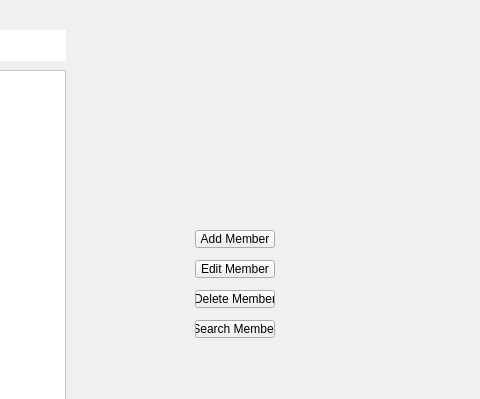
Before: the Qt Designer form CS1CGroupProject/editmember.ui in IamFyrus/CS1C, drawn with Qt 5; both pictures show x 195 to 675 and y 0 to 399 of the 800 by 600 pixel window.
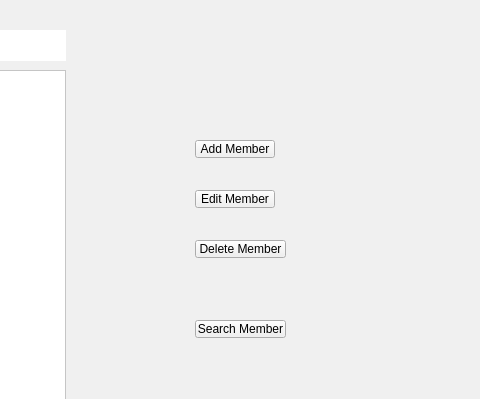
After: the same form once the commit is applied.

Patch:
```diff
--- a/CS1CGroupProject/editmember.ui
+++ b/CS1CGroupProject/editmember.ui
@@ -16,63 +16,63 @@
      <colorrole role="WindowText">
       <brush brushstyle="SolidPattern">
        <color alpha="255">
-        <red>255</red>
-        <green>255</green>
-        <blue>255</blue>
+        <red>0</red>
+        <green>0</green>
+        <blue>0</blue>
        </color>
       </brush>
      </colorrole>
      <colorrole role="Button">
       <brush brushstyle="SolidPattern">
        <color alpha="255">
-        <red>0</red>
-        <green>0</green>
-        <blue>0</blue>
+        <red>255</red>
+        <green>255</green>
+        <blue>255</blue>
        </color>
       </brush>
      </colorrole>
      <colorrole role="Light">
       <brush brushstyle="SolidPattern">
        <color alpha="255">
-        <red>0</red>
-        <green>0</green>
-        <blue>0</blue>
+        <red>255</red>
+        <green>255</green>
+        <blue>255</blue>
        </color>
       </brush>
      </colorrole>
      <colorrole role="Midlight">
       <brush brushstyle="SolidPattern">
        <color alpha="255">
-        <red>0</red>
-        <green>0</green>
-        <blue>0</blue>
+        <red>255</red>
+        <green>255</green>
+        <blue>255</blue>
        </color>
       </brush>
      </colorrole>
      <colorrole role="Dark">
       <brush brushstyle="SolidPattern">
        <color alpha="255">
-        <red>0</red>
-        <green>0</green>
-        <blue>0</blue>
+        <red>127</red>
+        <green>127</green>
+        <blue>127</blue>
        </color>
       </brush>
      </colorrole>
      <colorrole role="Mid">
       <brush brushstyle="SolidPattern">
        <color alpha="255">
-        <red>0</red>
-        <green>0</green>
-        <blue>0</blue>
+        <red>170</red>
+        <green>170</green>
+        <blue>170</blue>
        </color>
       </brush>
      </colorrole>
      <colorrole role="Text">
       <brush brushstyle="SolidPattern">
        <color alpha="255">
-        <red>255</red>
-        <green>255</green>
-        <blue>255</blue>
+        <red>0</red>
+        <green>0</green>
+        <blue>0</blue>
        </color>
       </brush>
      </colorrole>
@@ -88,27 +88,27 @@
      <colorrole role="ButtonText">
       <brush brushstyle="SolidPattern">
        <color alpha="255">
-        <red>255</red>
-        <green>255</green>
-        <blue>255</blue>
+        <red>0</red>
+        <green>0</green>
+        <blue>0</blue>
        </color>
       </brush>
      </colorrole>
      <colorrole role="Base">
       <brush brushstyle="SolidPattern">
        <color alpha="255">
-        <red>0</red>
-        <green>0</green>
-        <blue>0</blue>
+        <red>255</red>
+        <green>255</green>
+        <blue>255</blue>
        </color>
       </brush>
      </colorrole>
      <colorrole role="Window">
       <brush brushstyle="SolidPattern">
        <color alpha="255">
-        <red>0</red>
-        <green>0</green>
-        <blue>0</blue>
+        <red>255</red>
+        <green>255</green>
+        <blue>255</blue>
        </color>
       </brush>
      </colorrole>
@@ -124,9 +124,9 @@
      <colorrole role="AlternateBase">
       <brush brushstyle="SolidPattern">
        <color alpha="255">
-        <red>0</red>
-        <green>0</green>
-        <blue>0</blue>
+        <red>255</red>
+        <green>255</green>
+        <blue>255</blue>
        </color>
       </brush>
      </colorrole>
@@ -261,9 +261,9 @@
      <colorrole role="AlternateBase">
       <brush brushstyle="SolidPattern">
        <color alpha="255">
-        <red>233</red>
-        <green>231</green>
-        <blue>227</blue>
+        <red>245</red>
+        <green>245</green>
+        <blue>245</blue>
        </color>
       </brush>
      </colorrole>
@@ -290,63 +290,63 @@
      <colorrole role="WindowText">
       <brush brushstyle="SolidPattern">
        <color alpha="255">
-        <red>0</red>
-        <green>0</green>
-        <blue>0</blue>
+        <red>127</red>
+        <green>127</green>
+        <blue>127</blue>
        </color>
       </brush>
      </colorrole>
      <colorrole role="Button">
       <brush brushstyle="SolidPattern">
        <color alpha="255">
-        <red>0</red>
-        <green>0</green>
-        <blue>0</blue>
+        <red>255</red>
+        <green>255</green>
+        <blue>255</blue>
        </color>
       </brush>
      </colorrole>
      <colorrole role="Light">
       <brush brushstyle="SolidPattern">
        <color alpha="255">
-        <red>0</red>
-        <green>0</green>
-        <blue>0</blue>
+        <red>255</red>
+        <green>255</green>
+        <blue>255</blue>
        </color>
       </brush>
      </colorrole>
      <colorrole role="Midlight">
       <brush brushstyle="SolidPattern">
        <color alpha="255">
-        <red>0</red>
-        <green>0</green>
-        <blue>0</blue>
+        <red>255</red>
+        <green>255</green>
+        <blue>255</blue>
        </color>
       </brush>
      </colorrole>
      <colorrole role="Dark">
       <brush brushstyle="SolidPattern">
        <color alpha="255">
-        <red>0</red>
-        <green>0</green>
-        <blue>0</blue>
+        <red>127</red>
+        <green>127</green>
+        <blue>127</blue>
        </color>
       </brush>
      </colorrole>
      <colorrole role="Mid">
       <brush brushstyle="SolidPattern">
        <color alpha="255">
-        <red>0</red>
-        <green>0</green>
-        <blue>0</blue>
+        <red>170</red>
+        <green>170</green>
+        <blue>170</blue>
        </color>
       </brush>
      </colorrole>
      <colorrole role="Text">
       <brush brushstyle="SolidPattern">
        <color alpha="255">
-        <red>0</red>
-        <green>0</green>
-        <blue>0</blue>
+        <red>127</red>
+        <green>127</green>
+        <blue>127</blue>
        </color>
       </brush>
      </colorrole>
@@ -362,27 +362,27 @@
      <colorrole role="ButtonText">
       <brush brushstyle="SolidPattern">
        <color alpha="255">
-        <red>0</red>
-        <green>0</green>
-        <blue>0</blue>
+        <red>127</red>
+        <green>127</green>
+        <blue>127</blue>
        </color>
       </brush>
      </colorrole>
      <colorrole role="Base">
       <brush brushstyle="SolidPattern">
        <color alpha="255">
-        <red>0</red>
-        <green>0</green>
-        <blue>0</blue>
+        <red>255</red>
+        <green>255</green>
+        <blue>255</blue>
        </color>
       </brush>
      </colorrole>
      <colorrole role="Window">
       <brush brushstyle="SolidPattern">
        <color alpha="255">
-        <red>0</red>
-        <green>0</green>
-        <blue>0</blue>
+        <red>255</red>
+        <green>255</green>
+        <blue>255</blue>
        </color>
       </brush>
      </colorrole>
@@ -398,9 +398,9 @@
      <colorrole role="AlternateBase">
       <brush brushstyle="SolidPattern">
        <color alpha="255">
-        <red>247</red>
-        <green>247</green>
-        <blue>247</blue>
+        <red>245</red>
+        <green>245</green>
+        <blue>245</blue>
        </color>
       </brush>
      </colorrole>
@@ -428,6 +428,9 @@
   <property name="windowTitle">
    <string>MainWindow</string>
   </property>
+  <property name="autoFillBackground">
+   <bool>true</bool>
+  </property>
   <widget class="QWidget" name="centralwidget">
    <widget class="QTableView" name="rest_tableView">
     <property name="geometry">
@@ -533,38 +536,12 @@
      <set>Qt::AlignCenter</set>
     </property>
    </widget>
-   <widget class="QPushButton" name="pushButton">
-    <property name="geometry">
-     <rect>
-      <x>390</x>
-      <y>230</y>
-      <width>80</width>
-      <height>18</height>
-     </rect>
-    </property>
-    <property name="text">
-     <string>Add Member</string>
-    </property>
-   </widget>
-   <widget class="QPushButton" name="pushButton_3">
-    <property name="geometry">
-     <rect>
-      <x>390</x>
-      <y>290</y>
-      <width>80</width>
-      <height>18</height>
-     </rect>
-    </property>
-    <property name="text">
-     <string>Delete Member</string>
-    </property>
-   </widget>
    <widget class="QPushButton" name="pushButton_4">
     <property name="geometry">
      <rect>
       <x>390</x>
       <y>320</y>
-      <width>80</width>
+      <width>91</width>
       <height>18</height>
      </rect>
     </property>
@@ -591,7 +568,7 @@
      <property name="geometry">
       <rect>
        <x>70</x>
-       <y>190</y>
+       <y>120</y>
        <width>80</width>
        <height>18</height>
       </rect>
@@ -600,6 +577,32 @@
       <string>Edit Member</string>
      </property>
     </widget>
+    <widget class="QPushButton" name="pushButton">
+     <property name="geometry">
+      <rect>
+       <x>70</x>
+       <y>70</y>
+       <width>80</width>
+       <height>18</height>
+      </rect>
+     </property>
+     <property name="text">
+      <string>Add Member</string>
+     </property>
+    </widget>
+    <widget class="QPushButton" name="pushButton_3">
+     <property name="geometry">
+      <rect>
+       <x>70</x>
+       <y>170</y>
+       <width>91</width>
+       <height>18</height>
+      </rect>
+     </property>
+     <property name="text">
+      <string>Delete Member</string>
+     </property>
+    </widget>
    </widget>
    <zorder>rest_tableView</zorder>
    <zorder>label</zorder>
```
Left out of the diff: 7 changed lines with no effect on the pictures.
